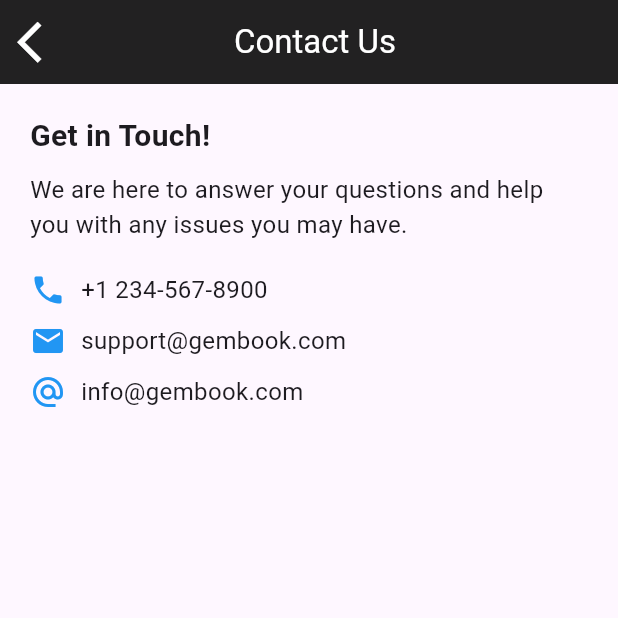
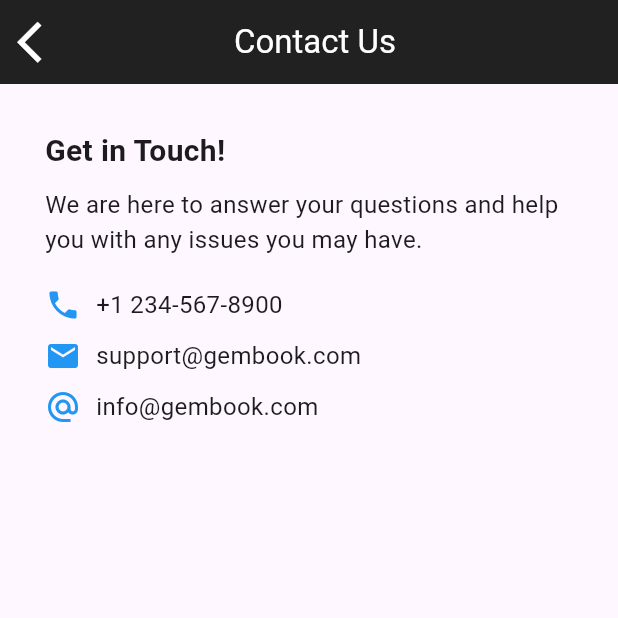
Before and after one commit to Sabithfulail/gem_book_mobile_app, a Flutter app: the ContactUsPage screen opened by its route, on a phone screen of 412 x 824 dp, the top half of it. Run offline on Flutter 3.47's test engine with Material 3 defaults, Android fonts, the light colour scheme and no system bars; our stand-ins replace cloud_firestore, curved_navigation_bar, firebase_auth, firebase_core, flutter_secure_storage, flutter_svg and 3 more; missing offline and left inert: tflite_flutter; accounts and stored records are empty.

Commit message:
changed the value

```diff
--- a/lib/features/presentation/views/contact_us/contact_us.dart
+++ b/lib/features/presentation/views/contact_us/contact_us.dart
@@ -14,7 +14,7 @@
         title: AppStrings.contactUs,
       ),
       body: SingleChildScrollView(
-        padding: const EdgeInsets.all(20.0),
+        padding: const EdgeInsets.all(30.0),
         child: Column(
           crossAxisAlignment: CrossAxisAlignment.start,
           children: [
```
